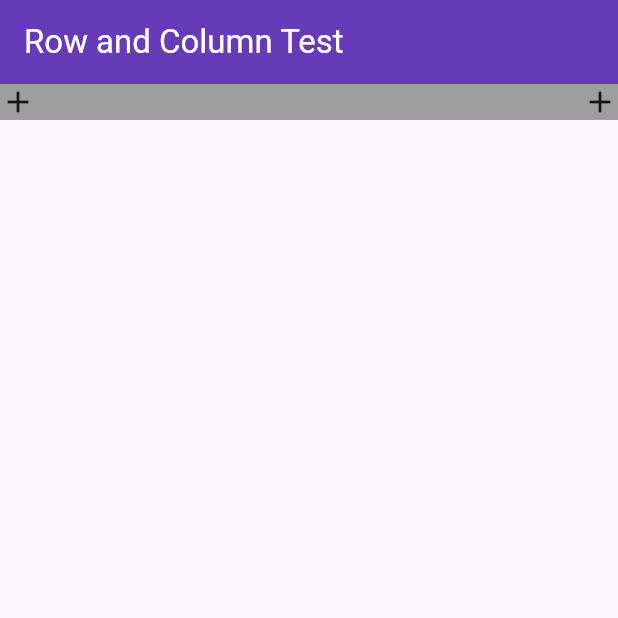
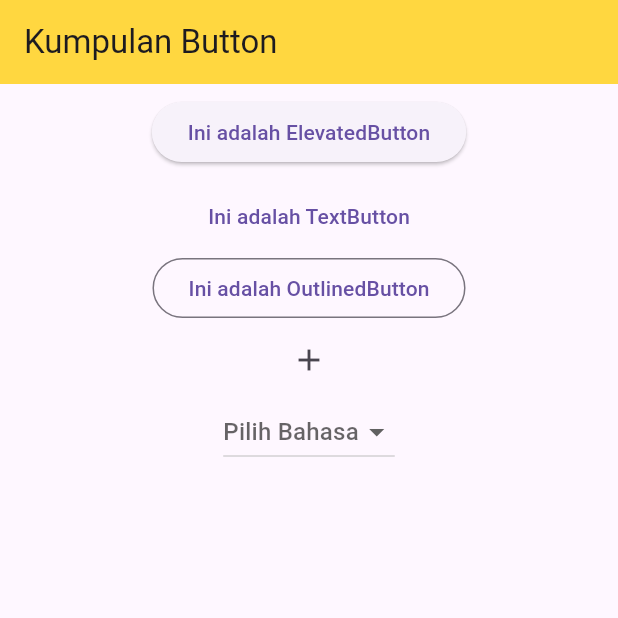
Before and after one commit to dakhmad/learn_widget_flutter, a Flutter app: the screen it shows after launch, on a phone screen of 412 x 824 dp, the top half of it. Run offline on Flutter 3.47's test engine with Material 3 defaults, Android fonts, the light colour scheme and no system bars; our stand-ins replace google_fonts.

Commit message:
Alhamdulillah, sudah belajar banyak, Insyaallah lanjut lagi nanti. Belajar: [ElevatedButton, OutlinedButton, TextButton, DropdownButton, IconButton, Row, Column, setting AndroidManifest]

```diff
--- a/lib/main.dart
+++ b/lib/main.dart
@@ -1,4 +1,5 @@
 import 'package:flutter/material.dart';
+import 'package:learn_widget_flutter/widgets/button.dart';
 import 'package:learn_widget_flutter/widgets/center.dart';
 import 'package:learn_widget_flutter/widgets/container.dart';
 import 'package:learn_widget_flutter/widgets/decoration_container.dart';
@@ -6,6 +7,7 @@ import 'package:learn_widget_flutter/widgets/padding_pembungkus_widget.dart';
 import 'package:learn_widget_flutter/widgets/row_column.dart';
 import 'package:learn_widget_flutter/widgets/scaffold.dart';
 import 'package:learn_widget_flutter/widgets/state_less_ful.dart';
+import 'package:learn_widget_flutter/widgets/test_extension.dart';
 
 void main() => runApp(MyApp());
 
@@ -14,14 +16,8 @@ class MyApp extends StatelessWidget {
   Widget build(BuildContext context) {
     return MaterialApp(
       title: 'Bismillah Belajar Widget',
-      theme: ThemeData(
-        primarySwatch: Colors.blue,
-      ),
-      home: const Scaffold(
-        body: Center(
-          child: WRowColumn()
-        ),
-      ),
+      theme: ThemeData(primarySwatch: Colors.blue),
+      home: const Scaffold(body: Center(child: RekapButton())),
     );
   }
 }
--- /dev/null
+++ b/lib/widgets/button.dart
@@ -0,0 +1,96 @@
+import 'package:flutter/material.dart';
+
+class RekapButton extends StatelessWidget {
+  const RekapButton({super.key});
+
+  @override
+  Widget build(BuildContext context) {
+    return Scaffold(
+      appBar: AppBar(
+        title: Text("Kumpulan Button"),
+        backgroundColor: Colors.amberAccent,
+      ),
+      body: Column(
+        children: [
+          // Mencoba beberapa jenis button yang ada di Flutter
+          Row(
+            mainAxisAlignment: MainAxisAlignment.center,
+            children: [
+              Padding(
+                padding: const EdgeInsets.all(8.0),
+                child: Expanded(
+                  child: ElevatedButton(
+                    onPressed: () {},
+                    child: Text("Ini adalah ElevatedButton"),
+                  ),
+                ),
+              ),
+            ],
+          ),
+          Row(
+            mainAxisAlignment: MainAxisAlignment.center,
+            children: [
+              TextButton(
+                onPressed: () {},
+                child: Text("Ini adalah TextButton"),
+              ),
+            ],
+          ),
+          Row(
+            mainAxisAlignment: MainAxisAlignment.center,
+            children: [
+              OutlinedButton(
+                onPressed: () {},
+                child: Text("Ini adalah OutlinedButton"),
+              ),
+            ],
+          ),
+          Row(
+            mainAxisAlignment: MainAxisAlignment.center,
+            children: [
+              IconButton(
+                onPressed: () {},
+                icon: Icon(Icons.add),
+                tooltip: "Ini adalah IconButton",
+              ),
+            ],
+          ),
+          Row(
+            mainAxisAlignment: MainAxisAlignment.center,
+            children: [ButtonStatefulWidget()],
+          ),
+        ],
+      ),
+    );
+  }
+}
+
+class ButtonStatefulWidget extends StatefulWidget {
+  const ButtonStatefulWidget({super.key});
+
+  @override
+  State<ButtonStatefulWidget> createState() => _ButtonStatefulWidgetState();
+}
+
+class _ButtonStatefulWidgetState extends State<ButtonStatefulWidget> {
+  String? language;
+
+  @override
+  Widget build(BuildContext context) {
+    return DropdownButton<String>(
+      items: const <DropdownMenuItem<String>>[
+        DropdownMenuItem(value: 'Dart', child: Text("Dart")),
+        DropdownMenuItem(value: 'Kotlin', child: Text("Kotlin")),
+        DropdownMenuItem(value: 'Swift', child: Text("Swift")),
+        DropdownMenuItem(value: 'Website', child: Text("Website")),
+      ],
+      value: language,
+      hint: const Text("Pilih Bahasa"),
+      onChanged: (String? value) {
+        setState(() {
+          language = value;
+        });
+      },
+    );
+  }
+}
--- a/lib/widgets/row_column.dart
+++ b/lib/widgets/row_column.dart
@@ -1,17 +1,21 @@
 import 'package:flutter/cupertino.dart';
 import 'package:flutter/material.dart';
 
-class WRowColumn extends StatelessWidget{
+class WRowColumn extends StatelessWidget {
   const WRowColumn({super.key});
 
   @override
   Widget build(BuildContext context) {
     return Scaffold(
       appBar: AppBar(
-        title: Text("Row and Column Test", style: TextStyle(color: Colors.white),),
+        title: Text(
+          "Row and Column Test",
+          style: TextStyle(color: Colors.white),
+        ),
         backgroundColor: Colors.deepPurple,
       ),
-      body: Container(
+      body:
+      Container(
         decoration: BoxDecoration(
           color: Colors.grey,
           shape: BoxShape.rectangle,
@@ -19,9 +23,9 @@ class WRowColumn extends StatelessWidget{
         child: Row(
           mainAxisAlignment: MainAxisAlignment.spaceBetween,
           children: [
-            Icon(Icons.add),
-            Icon(Icons.add),
-            // Icon(Icons.add),
+            Icon(Icons.share),
+            Icon(Icons.thumb_up),
+            Icon(Icons.thumb_down),
           ],
         ),
       ),
```
Also changed, not shown: lib/widgets/test_extension.dart (added, +97 -0 lines), 7 other files.
